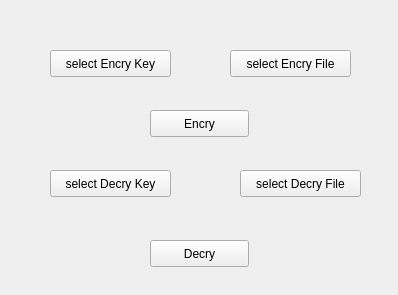
Qt form EncryDecryFile/mywidget.ui (ludete/EncryFileData) before a commit.
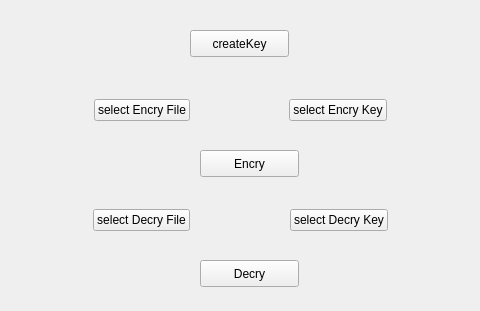
The same form after that commit.

```diff
--- a/EncryDecryFile/mywidget.ui
+++ b/EncryDecryFile/mywidget.ui
@@ -6,70 +6,18 @@
    <rect>
     <x>0</x>
     <y>0</y>
-    <width>398</width>
-    <height>295</height>
+    <width>480</width>
+    <height>311</height>
    </rect>
   </property>
   <property name="windowTitle">
    <string>Form</string>
   </property>
-  <widget class="QPushButton" name="selectEncryKey">
-   <property name="geometry">
-    <rect>
-     <x>50</x>
-     <y>50</y>
-     <width>121</width>
-     <height>27</height>
-    </rect>
-   </property>
-   <property name="text">
-    <string>select Encry Key</string>
-   </property>
-  </widget>
-  <widget class="QPushButton" name="selectEncryFile">
-   <property name="geometry">
-    <rect>
-     <x>230</x>
-     <y>50</y>
-     <width>121</width>
-     <height>27</height>
-    </rect>
-   </property>
-   <property name="text">
-    <string>select Encry File</string>
-   </property>
-  </widget>
-  <widget class="QPushButton" name="selectDecryKey">
-   <property name="geometry">
-    <rect>
-     <x>50</x>
-     <y>170</y>
-     <width>121</width>
-     <height>27</height>
-    </rect>
-   </property>
-   <property name="text">
-    <string>select Decry Key</string>
-   </property>
-  </widget>
-  <widget class="QPushButton" name="selectDecryFile">
-   <property name="geometry">
-    <rect>
-     <x>240</x>
-     <y>170</y>
-     <width>121</width>
-     <height>27</height>
-    </rect>
-   </property>
-   <property name="text">
-    <string>select Decry File</string>
-   </property>
-  </widget>
   <widget class="QPushButton" name="Decry">
    <property name="geometry">
     <rect>
-     <x>150</x>
-     <y>240</y>
+     <x>200</x>
+     <y>260</y>
      <width>99</width>
      <height>27</height>
     </rect>
@@ -81,8 +29,8 @@
   <widget class="QPushButton" name="Encry">
    <property name="geometry">
     <rect>
-     <x>150</x>
-     <y>110</y>
+     <x>200</x>
+     <y>150</y>
      <width>99</width>
      <height>27</height>
     </rect>
@@ -91,6 +39,149 @@
     <string>Encry</string>
    </property>
   </widget>
+  <widget class="QWidget" name="verticalLayoutWidget">
+   <property name="geometry">
+    <rect>
+     <x>0</x>
+     <y>90</y>
+     <width>481</width>
+     <height>41</height>
+    </rect>
+   </property>
+   <layout class="QHBoxLayout" name="horizontalLayout">
+    <item>
+     <spacer name="horizontalSpacer">
+      <property name="orientation">
+       <enum>Qt::Horizontal</enum>
+      </property>
+      <property name="sizeHint" stdset="0">
+       <size>
+        <width>40</width>
+        <height>20</height>
+       </size>
+      </property>
+     </spacer>
+    </item>
+    <item>
+     <widget class="QPushButton" name="selectEncryFile">
+      <property name="text">
+       <string>select Encry File</string>
+      </property>
+     </widget>
+    </item>
+    <item>
+     <spacer name="horizontalSpacer_3">
+      <property name="orientation">
+       <enum>Qt::Horizontal</enum>
+      </property>
+      <property name="sizeHint" stdset="0">
+       <size>
+        <width>40</width>
+        <height>20</height>
+       </size>
+      </property>
+     </spacer>
+    </item>
+    <item>
+     <widget class="QPushButton" name="selectEncryKey">
+      <property name="text">
+       <string>select Encry Key</string>
+      </property>
+     </widget>
+    </item>
+    <item>
+     <spacer name="horizontalSpacer_2">
+      <property name="orientation">
+       <enum>Qt::Horizontal</enum>
+      </property>
+      <property name="sizeHint" stdset="0">
+       <size>
+        <width>40</width>
+        <height>20</height>
+       </size>
+      </property>
+     </spacer>
+    </item>
+   </layout>
+  </widget>
+  <widget class="QWidget" name="verticalLayoutWidget_2">
+   <property name="geometry">
+    <rect>
+     <x>0</x>
+     <y>200</y>
+     <width>481</width>
+     <height>41</height>
+    </rect>
+   </property>
+   <layout class="QHBoxLayout" name="horizontalLayout_2">
+    <item>
+     <spacer name="horizontalSpacer_4">
+      <property name="orientation">
+       <enum>Qt::Horizontal</enum>
+      </property>
+      <property name="sizeHint" stdset="0">
+       <size>
+        <width>40</width>
+        <height>20</height>
+       </size>
+      </property>
+     </spacer>
+    </item>
+    <item>
+     <widget class="QPushButton" name="selectDecryFile">
+      <property name="text">
+       <string>select Decry File</string>
+      </property>
+     </widget>
+    </item>
+    <item>
+     <spacer name="horizontalSpacer_5">
+      <property name="orientation">
+       <enum>Qt::Horizontal</enum>
+      </property>
+      <property name="sizeHint" stdset="0">
+       <size>
+        <width>40</width>
+        <height>20</height>
+       </size>
+      </property>
+     </spacer>
+    </item>
+    <item>
+     <widget class="QPushButton" name="selectDecryKey">
+      <property name="text">
+       <string>select Decry Key</string>
+      </property>
+     </widget>
+    </item>
+    <item>
+     <spacer name="horizontalSpacer_6">
+      <property name="orientation">
+       <enum>Qt::Horizontal</enum>
+      </property>
+      <property name="sizeHint" stdset="0">
+       <size>
+        <width>40</width>
+        <height>20</height>
+       </size>
+      </property>
+     </spacer>
+    </item>
+   </layout>
+  </widget>
+  <widget class="QPushButton" name="createKey">
+   <property name="geometry">
+    <rect>
+     <x>190</x>
+     <y>30</y>
+     <width>99</width>
+     <height>27</height>
+    </rect>
+   </property>
+   <property name="text">
+    <string>createKey</string>
+   </property>
+  </widget>
  </widget>
  <resources/>
  <connections/>
```
Left out of the diff: 2 changed lines with no effect on the pictures.
